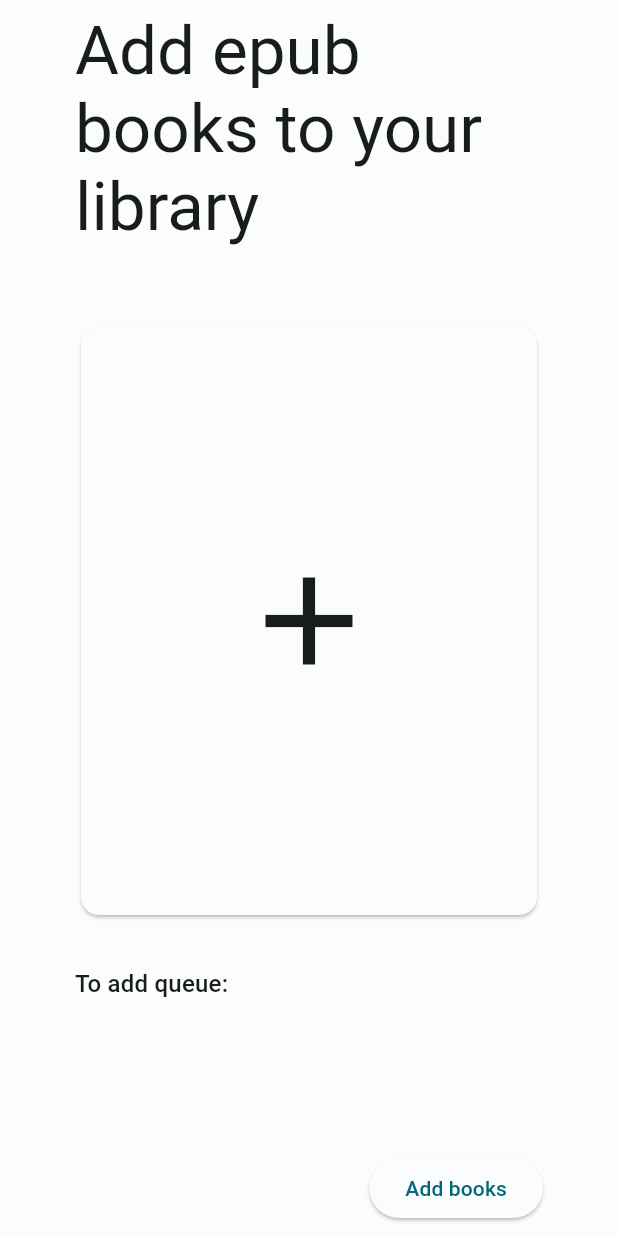
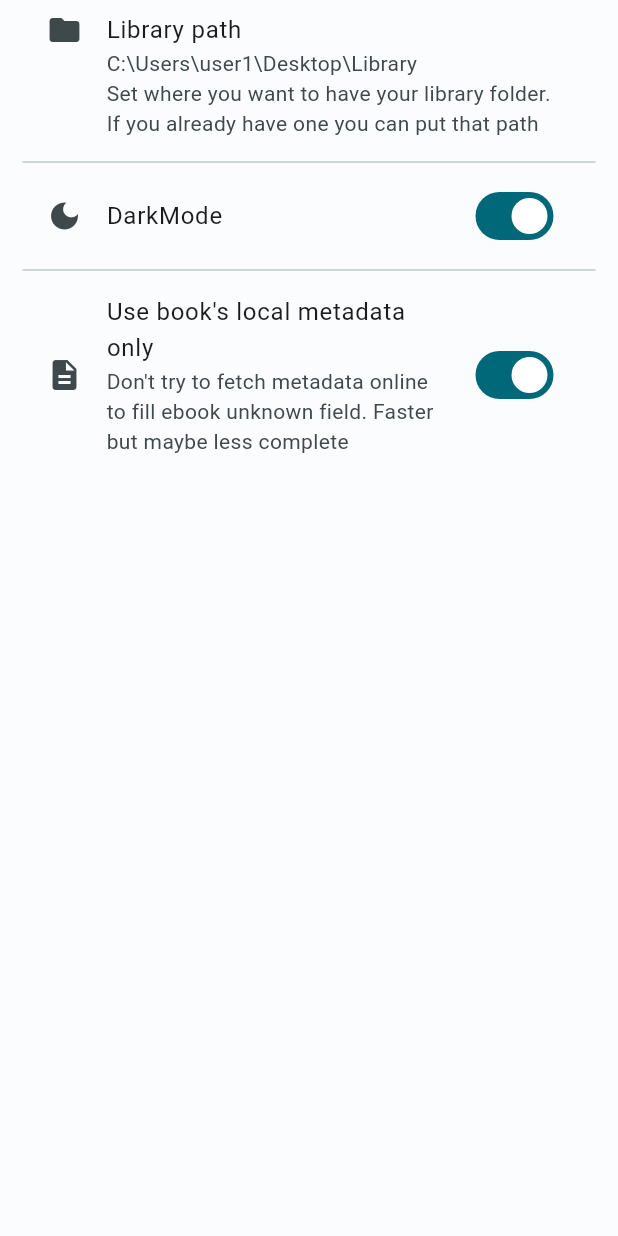
Before and after one commit to Jurgen-Alla/my-librarian-old-, a Flutter app: the screen it shows after launch, on a phone screen of 412 x 824 dp. Run offline on Flutter 3.47's test engine with Material 2 defaults, Android fonts, the phone set to English and light mode, and no system bars; our stand-ins replace flutter_riverpod, go_router; missing offline and left inert: desktop_drop, window_manager.

Commit message:
Added settings page

```diff
--- /dev/null
+++ b/lib/presentation/settings/pages/settings_page.dart
@@ -0,0 +1,46 @@
+import 'dart:async';
+
+import 'package:flutter/material.dart';
+import 'package:my_librarian/presentation/settings/widgets/library_path_setting.dart';
+import 'package:my_librarian/presentation/settings/widgets/online_metadata_setting.dart';
+import 'package:my_librarian/presentation/settings/widgets/theme_setting.dart';
+import 'package:window_manager/window_manager.dart';
+
+class SettingsPage extends StatefulWidget {
+  const SettingsPage({super.key});
+
+  @override
+  State<SettingsPage> createState() => _SettingsPageState();
+}
+
+class _SettingsPageState extends State<SettingsPage> {
+  @override
+  void initState() {
+    unawaited(windowManager.setSize(const Size(1000, 800)));
+    super.initState();
+  }
+
+  @override
+  Widget build(BuildContext context) => Scaffold(
+        body: Column(
+          crossAxisAlignment: CrossAxisAlignment.start,
+          children: <Widget>[
+            SizedBox(
+              height: 500,
+              child: Padding(
+                padding: const EdgeInsets.symmetric(horizontal: 15),
+                child: ListView(
+                  children: const <Widget>[
+                    LibraryPathSetting(),
+                    Divider(),
+                    ThemeSetting(),
+                    Divider(),
+                    OnlineMetadataSetting(),
+                  ],
+                ),
+              ),
+            ),
+          ],
+        ),
+      );
+}
--- /dev/null
+++ b/lib/presentation/settings/widgets/library_path_setting.dart
@@ -0,0 +1,30 @@
+import 'package:flutter/material.dart';
+import 'package:my_librarian/presentation/settings/widgets/setting_subtitle.dart';
+import 'package:my_librarian/presentation/settings/widgets/setting_title.dart';
+
+class LibraryPathSetting extends StatefulWidget {
+  const LibraryPathSetting({super.key});
+
+  @override
+  State<LibraryPathSetting> createState() => _LibraryPathSettingState();
+}
+
+class _LibraryPathSettingState extends State<LibraryPathSetting> {
+  @override
+  Widget build(BuildContext context) {
+    const String libraryPath = r'C:\Users\user1\Desktop\Library';
+    const String helperText =
+        'Set where you want to have your library folder. If you already have '
+        'one you can put that path';
+    const String settingTitle = 'Library path';
+    const String settingSubtitle = '$libraryPath\n$helperText';
+
+    return ListTile(
+      onTap: () {},
+      leading: const Icon(Icons.folder),
+      title: const SettingTitle(settingTitle: settingTitle),
+      subtitle: const SettingSubtitle(settingSubtitle: settingSubtitle),
+      isThreeLine: true,
+    );
+  }
+}
--- /dev/null
+++ b/lib/presentation/settings/widgets/online_metadata_setting.dart
@@ -0,0 +1,28 @@
+import 'package:flutter/material.dart';
+import 'package:my_librarian/presentation/settings/widgets/setting_subtitle.dart';
+import 'package:my_librarian/presentation/settings/widgets/setting_title.dart';
+
+class OnlineMetadataSetting extends StatefulWidget {
+  const OnlineMetadataSetting({super.key});
+
+  @override
+  State<OnlineMetadataSetting> createState() => _OnlineMetadataSettingState();
+}
+
+class _OnlineMetadataSettingState extends State<OnlineMetadataSetting> {
+  @override
+  Widget build(BuildContext context) {
+    const String settingTitle = "Use book's local metadata only";
+    const String settingSubtitle = "Don't try to fetch metadata online to fill "
+        'ebook unknown field. Faster but maybe less '
+        'complete';
+
+    return SwitchListTile(
+      value: true,
+      onChanged: (bool value) {},
+      title: const SettingTitle(settingTitle: settingTitle),
+      subtitle: const SettingSubtitle(settingSubtitle: settingSubtitle),
+      secondary: const Icon(Icons.description),
+    );
+  }
+}
--- /dev/null
+++ b/lib/presentation/settings/widgets/setting_subtitle.dart
@@ -0,0 +1,8 @@
+import 'package:flutter/material.dart';
+
+class SettingSubtitle extends StatelessWidget {
+  const SettingSubtitle({required this.settingSubtitle, super.key});
+  final String settingSubtitle;
+  @override
+  Widget build(BuildContext context) => Text(settingSubtitle);
+}
--- /dev/null
+++ b/lib/presentation/settings/widgets/setting_title.dart
@@ -0,0 +1,8 @@
+import 'package:flutter/material.dart';
+
+class SettingTitle extends StatelessWidget {
+  const SettingTitle({required this.settingTitle, super.key});
+  final String settingTitle;
+  @override
+  Widget build(BuildContext context) => Text(settingTitle);
+}
--- /dev/null
+++ b/lib/presentation/settings/widgets/theme_setting.dart
@@ -0,0 +1,23 @@
+import 'package:flutter/material.dart';
+import 'package:my_librarian/presentation/settings/widgets/setting_title.dart';
+
+class ThemeSetting extends StatefulWidget {
+  const ThemeSetting({super.key});
+
+  @override
+  State<ThemeSetting> createState() => _ThemeSettingState();
+}
+
+class _ThemeSettingState extends State<ThemeSetting> {
+  @override
+  Widget build(BuildContext context) {
+    const String settingTitle = 'DarkMode';
+
+    return SwitchListTile(
+      value: true,
+      onChanged: (bool value) {},
+      title: const SettingTitle(settingTitle: settingTitle),
+      secondary: const Icon(Icons.dark_mode),
+    );
+  }
+}
--- a/lib/routing/go_router.dart
+++ b/lib/routing/go_router.dart
@@ -1,7 +1,7 @@
 import 'package:flutter/material.dart';
 import 'package:flutter_riverpod/flutter_riverpod.dart';
 import 'package:go_router/go_router.dart';
-import 'package:my_librarian/presentation/add_book/pages/add_book_page.dart';
+import 'package:my_librarian/presentation/settings/pages/settings_page.dart';
 import 'package:my_librarian/presentation/welcome/pages/welcome_page.dart';
 
 final GoRouter _router = GoRouter(
@@ -10,7 +10,7 @@ final GoRouter _router = GoRouter(
     GoRoute(
       path: '/',
       builder: (BuildContext context, GoRouterState state) =>
-          const AddBookPage(),
+          const SettingsPage(),
     ),
   ],
 );
```
